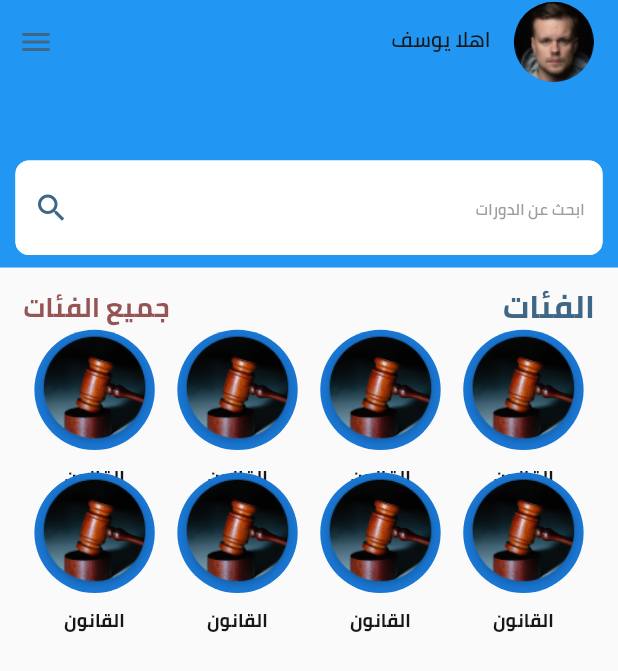
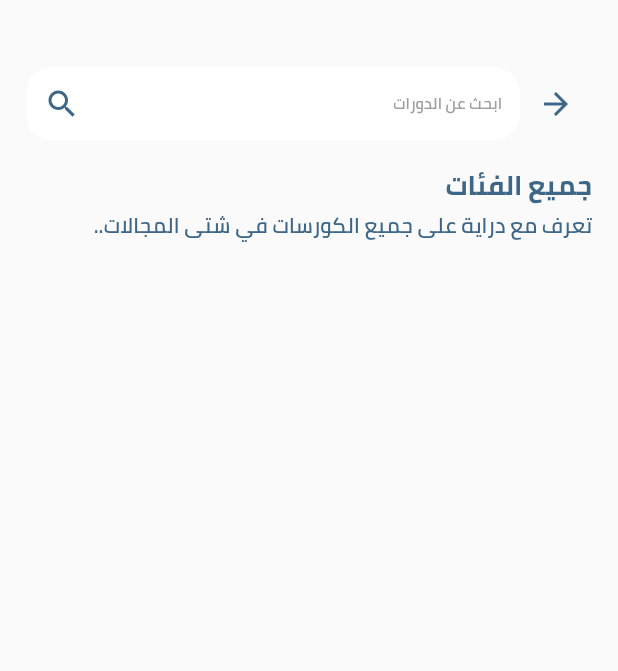
Before and after one commit to ahmedhany20200050/deraya, a Flutter app: the screen it shows after launch, on a phone screen of 412 x 824 dp. Shown: the top 671 px of the screen. Run offline on Flutter 3.47's test engine with Material 2 defaults, Android fonts, the phone set to English and light mode, and no system bars; our stand-ins replace animate_do, bloc, easy_localization, flutter_bloc, flutter_screenutil, flutter_svg and 2 more; accounts and stored records are empty.

Commit message:
add category_screen

```diff
--- a/assets/language/ar-EG.json
+++ b/assets/language/ar-EG.json
@@ -15,4 +15,6 @@
 , "create new account?": "انشاء حساب جديد؟"
 , "have an account?": "هل لديك حساب؟"
 , "create account": "انشاء حساب "
+  , "all categories":"جميع الفئات"
+  , "categories def":"تعرف مع دراية على جميع الكورسات في شتى المجالات.."
 }
--- a/assets/language/en-US.json
+++ b/assets/language/en-US.json
@@ -16,4 +16,6 @@
 ,"create new account?": "Create new account?"
 ,"have an account?": "Already have an account?"
 ,"create account": "Create  account"
+, "all categories":"All Categories"
+, "categories def":"Get acquainted with Derya with all the courses in various fields."
 }
--- a/lib/main.dart
+++ b/lib/main.dart
@@ -2,6 +2,7 @@
 
 import 'package:deraya_application/bloc_observer.dart';
 import 'package:deraya_application/core/constant/colors.dart';
+import 'package:deraya_application/presentation/screens/home/category_screen.dart';
 import 'package:deraya_application/presentation/screens/home/home_screen.dart';
 import 'package:deraya_application/presentation/screens/login/login_screen.dart';
 import 'package:easy_localization/easy_localization.dart';
@@ -85,7 +86,7 @@ class MyApp extends StatelessWidget {
               primaryColor: ColorsManger.primary,
 
             ),
-            home: HomeScreen(),
+            home: CategoryScreen(),
 
           );
         });
--- a/lib/presentation/components/text_form_field.dart
+++ b/lib/presentation/components/text_form_field.dart
@@ -125,11 +125,11 @@ class _TextFormFieldWidgetState extends State<TextFormFieldWidget> {
                   borderSide:
                   BorderSide(color: widget.activeBorderColor, width: 1.0),
                   borderRadius:
-                  BorderRadius.all(Radius.circular(10.r))),
+                  BorderRadius.all(Radius.circular(20.r))),
               enabledBorder: OutlineInputBorder(
                   borderSide: const BorderSide(color: Colors.white, width: 1.0),
                   borderRadius:
-                  BorderRadius.all(Radius.circular(10.r))),
+                  BorderRadius.all(Radius.circular(20.r))),
               labelStyle: const TextStyle(color: ColorsManger.blackColor,fontFamily: "cairo",fontWeight: FontWeight.w400),
               hintStyle: TextStyle(color: Colors.grey, fontSize: 12.sp,fontFamily: "cairo",fontWeight: FontWeight.w400),
               hintText: widget.hintText),
--- /dev/null
+++ b/lib/presentation/screens/home/category_screen.dart
@@ -0,0 +1,69 @@
+import 'package:deraya_application/core/Utils/utils.dart';
+import 'package:deraya_application/presentation/components/text_widget.dart';
+import 'package:easy_localization/easy_localization.dart';
+import 'package:flutter/material.dart';
+import 'package:flutter_screenutil/flutter_screenutil.dart';
+
+import '../../../core/constant/colors.dart';
+import '../../components/text_form_field.dart';
+
+class CategoryScreen extends StatelessWidget {
+  const CategoryScreen({Key? key}) : super(key: key);
+
+  @override
+  Widget build(BuildContext context) {
+    return Scaffold(
+      body: Padding(
+        padding:  EdgeInsets.symmetric(horizontal: 18.w),
+        child: Column(
+          crossAxisAlignment: CrossAxisAlignment.start,
+          children: [
+            50.ph,
+            SizedBox(
+              height: 55.h,
+              child: const SearchBar(),
+
+            ),
+            24.ph,
+            TextWidget(title: "all categories".tr(),fontSize: 20.sp,fontWeight: FontWeight.w700,color: ColorsManger.primary,),
+            8.ph,
+            TextWidget(title: "categories def".tr(),fontSize: 16.sp,fontWeight: FontWeight.w600,color: ColorsManger.primary,),
+
+          ],
+        ),
+      ),
+    );
+  }
+}
+
+class SearchBar extends StatelessWidget {
+  const SearchBar({
+    super.key,
+  });
+
+  @override
+  Widget build(BuildContext context) {
+    return Row(
+      children: [
+        IconButton(onPressed: (){
+          Navigator.of(context).pop();
+        },
+            padding: EdgeInsets.zero,
+            icon: const Icon(Icons.arrow_back,color: ColorsManger.primary,)),
+        Expanded(
+          child: TextFormFieldWidget(
+            onChanged: (e) {},
+             borderRadius: 20,
+            hintText: "ابحث عن الدورات",
+            suffixIcon: Icon(
+              Icons.search,
+              color: ColorsManger.primary,
+              // size: 25.w,
+              weight: 25.w,
+            ),
+          ),
+        ),
+      ],
+    );
+  }
+}
--- a/pubspec.yaml
+++ b/pubspec.yaml
@@ -26,6 +26,7 @@ dependencies:
   easy_localization: ^3.0.2
   animate_do: ^3.0.2
   flutter_svg: ^1.1.0
+  font_awesome_flutter: ^10.5.0
 
 
 
```
Also changed, not shown: pubspec.lock.
